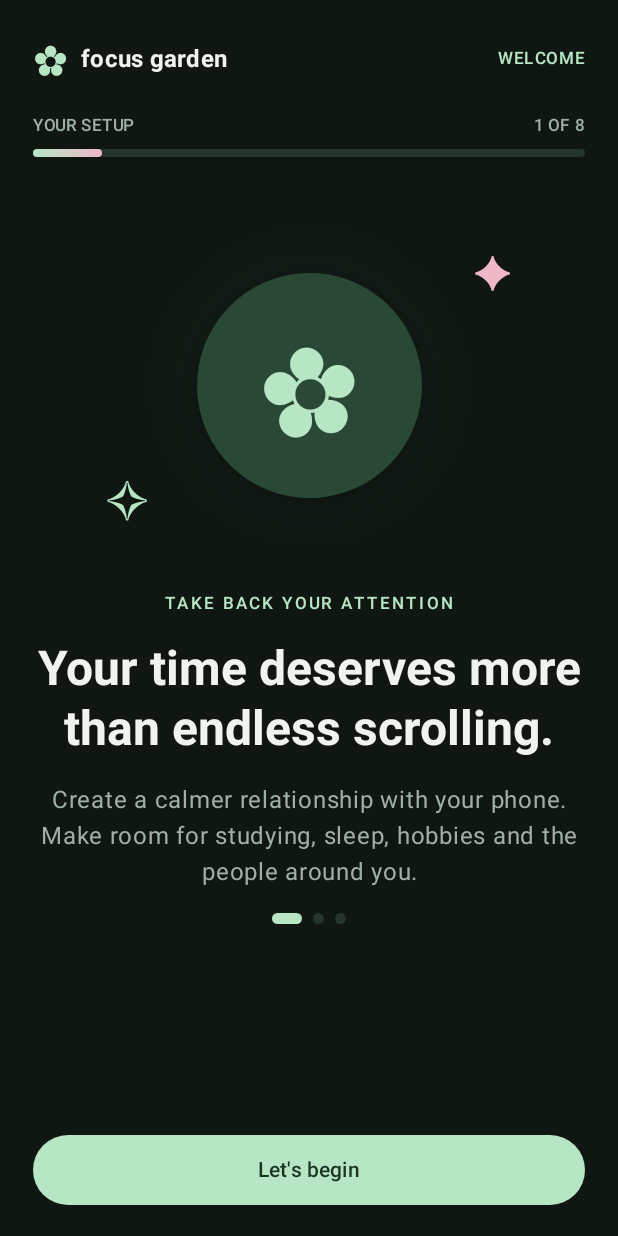
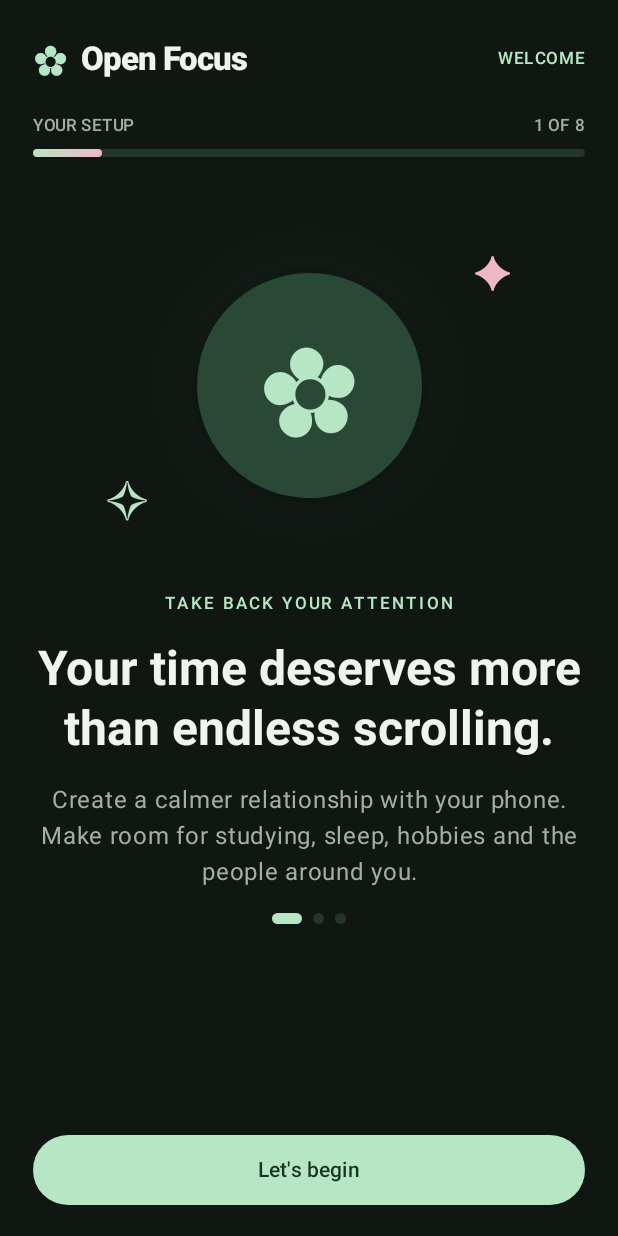
Before and after one commit to Mahin98250/open-focus-android, an Android app built with Jetpack Compose: the screen it shows after launch (MainActivity), on a phone screen of 412 x 824 dp. Run offline under Robolectric (Android 15) with nearby library versions, the phone set to English and light mode, and no system bars.

Commit message:
Apply Open Focus wordmark to native onboarding

```diff
--- a/app/src/main/java/org/openfocus/app/ui/screens/OnboardingScreen.kt
+++ b/app/src/main/java/org/openfocus/app/ui/screens/OnboardingScreen.kt
@@ -193,7 +193,7 @@ fun OnboardingScreen(onComplete: () -> Unit) {
                     Row(verticalAlignment = Alignment.CenterVertically) {
                         Text("✿", color = MaterialTheme.colorScheme.primary, fontSize = 28.sp)
                         Spacer(Modifier.width(8.dp))
-                        Text("focus garden", fontWeight = FontWeight.Bold, style = MaterialTheme.typography.titleMedium)
+                        Text("Open Focus", fontWeight = FontWeight.ExtraBold, letterSpacing = (-0.7).sp, style = MaterialTheme.typography.titleLarge)
                     }
                     Text(
                         if (page < 3) "WELCOME" else "YOUR FOCUS PLAN",
```
